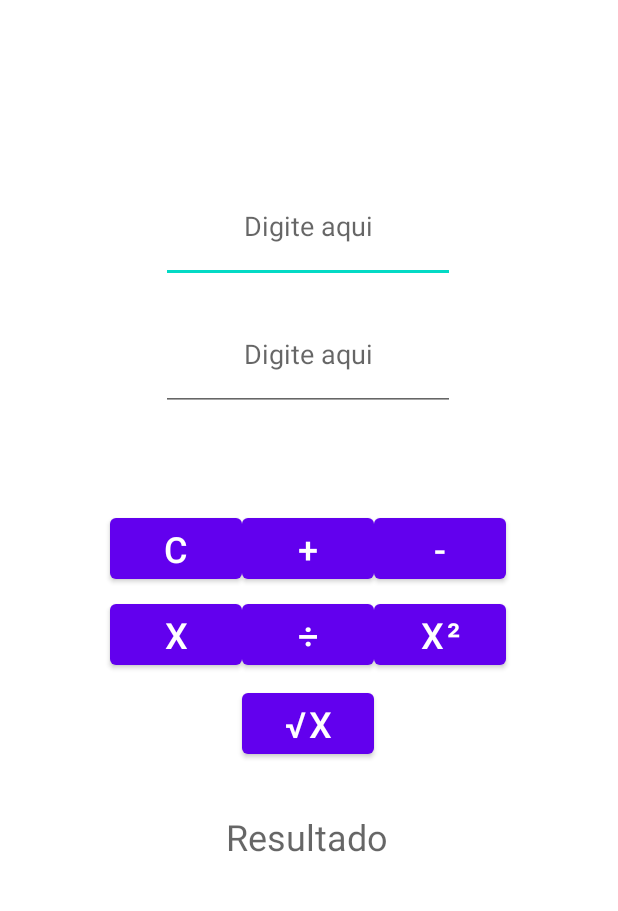
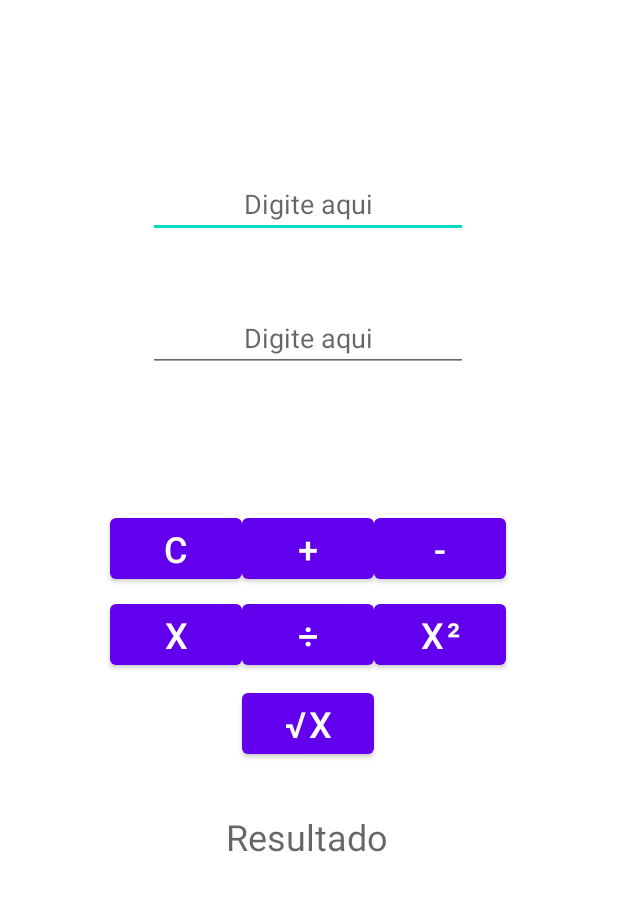
Before and after one commit to shishakkj/calculadoraTroll, an Android app: the screen it shows after launch (MainActivity), on a phone screen of 412 x 824 dp, the part 225-1136 px from its top. Run offline under Robolectric (Android 15) with nearby library versions, the phone set to English and light mode, and no system bars.

Commit message:
nao era a ultima atualização e nem vai ser :p

```diff
--- a/app/src/main/res/layout/activity_main.xml
+++ b/app/src/main/res/layout/activity_main.xml
@@ -33,36 +33,6 @@
         app:layout_constraintStart_toStartOf="parent"
         app:layout_constraintTop_toTopOf="parent"
         app:layout_constraintVertical_bias="0.138" />
-
-    <EditText
-        android:id="@+id/valor1"
-        android:layout_width="196dp"
-        android:layout_height="75dp"
-        android:ems="10"
-        android:hint="Digite aqui"
-        android:inputType="number"
-        android:textAlignment="center"
-        app:layout_constraintBottom_toBottomOf="parent"
-        app:layout_constraintEnd_toEndOf="parent"
-        app:layout_constraintHorizontal_bias="0.497"
-        app:layout_constraintStart_toStartOf="parent"
-        app:layout_constraintTop_toTopOf="parent"
-        app:layout_constraintVertical_bias="0.352" />
-
-    <EditText
-        android:id="@+id/valor2"
-        android:layout_width="196dp"
-        android:layout_height="75dp"
-        android:ems="10"
-        android:hint="Digite aqui"
-        android:inputType="number"
-        android:textAlignment="center"
-        app:layout_constraintBottom_toBottomOf="parent"
-        app:layout_constraintEnd_toEndOf="parent"
-        app:layout_constraintHorizontal_bias="0.497"
-        app:layout_constraintStart_toStartOf="parent"
-        app:layout_constraintTop_toTopOf="parent"
-        app:layout_constraintVertical_bias="0.466" />
 
     <Button
         android:id="@+id/botaoDivisao"
@@ -162,4 +132,34 @@
         app:layout_constraintTop_toTopOf="parent"
         app:layout_constraintVertical_bias="0.882" />
 
+    <EditText
+        android:id="@+id/valor1"
+        android:layout_width="wrap_content"
+        android:layout_height="wrap_content"
+        android:ems="10"
+        android:hint="Digite aqui"
+        android:inputType="textPersonName"
+        android:textAlignment="center"
+        app:layout_constraintBottom_toBottomOf="parent"
+        app:layout_constraintEnd_toEndOf="parent"
+        app:layout_constraintHorizontal_bias="0.497"
+        app:layout_constraintStart_toStartOf="parent"
+        app:layout_constraintTop_toTopOf="parent"
+        app:layout_constraintVertical_bias="0.338" />
+
+    <EditText
+        android:id="@+id/valor2"
+        android:layout_width="wrap_content"
+        android:layout_height="wrap_content"
+        android:ems="10"
+        android:hint="Digite aqui"
+        android:inputType="textPersonName"
+        android:textAlignment="center"
+        app:layout_constraintBottom_toBottomOf="parent"
+        app:layout_constraintEnd_toEndOf="parent"
+        app:layout_constraintHorizontal_bias="0.497"
+        app:layout_constraintStart_toStartOf="parent"
+        app:layout_constraintTop_toTopOf="parent"
+        app:layout_constraintVertical_bias="0.453" />
+
 </androidx.constraintlayout.widget.ConstraintLayout>
```
